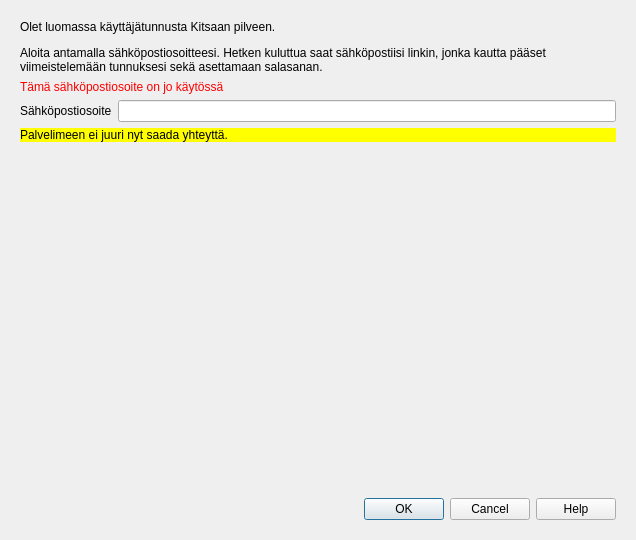
Qt form kitsas/aloitussivu/luotunnusdialogi.ui (artoh/kitupiikki) before a commit.
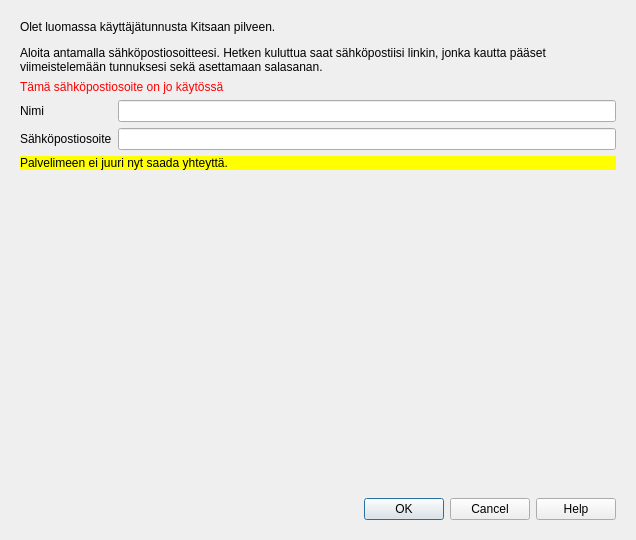
The same form after that commit. The open tabs and pages were chosen to show the change.

What changed in the file:
```diff
--- a/kitsas/aloitussivu/luotunnusdialogi.ui
+++ b/kitsas/aloitussivu/luotunnusdialogi.ui
@@ -99,8 +99,21 @@
         </widget>
        </item>
        <item>
-        <layout class="QHBoxLayout" name="horizontalLayout">
-         <item>
+        <layout class="QFormLayout" name="formLayout">
+         <item row="0" column="0">
+          <widget class="QLabel" name="label_5">
+           <property name="text">
+            <string>Nimi</string>
+           </property>
+           <property name="buddy">
+            <cstring>nimiEdit</cstring>
+           </property>
+          </widget>
+         </item>
+         <item row="0" column="1">
+          <widget class="QLineEdit" name="nimiEdit"/>
+         </item>
+         <item row="1" column="0">
           <widget class="QLabel" name="label">
            <property name="text">
             <string>Sähköpostiosoite</string>
@@ -110,7 +123,7 @@
            </property>
           </widget>
          </item>
-         <item>
+         <item row="1" column="1">
           <widget class="QLineEdit" name="osoiteEdit"/>
          </item>
         </layout>
```
Left out of the diff: 16 changed lines with no effect on the pictures.
